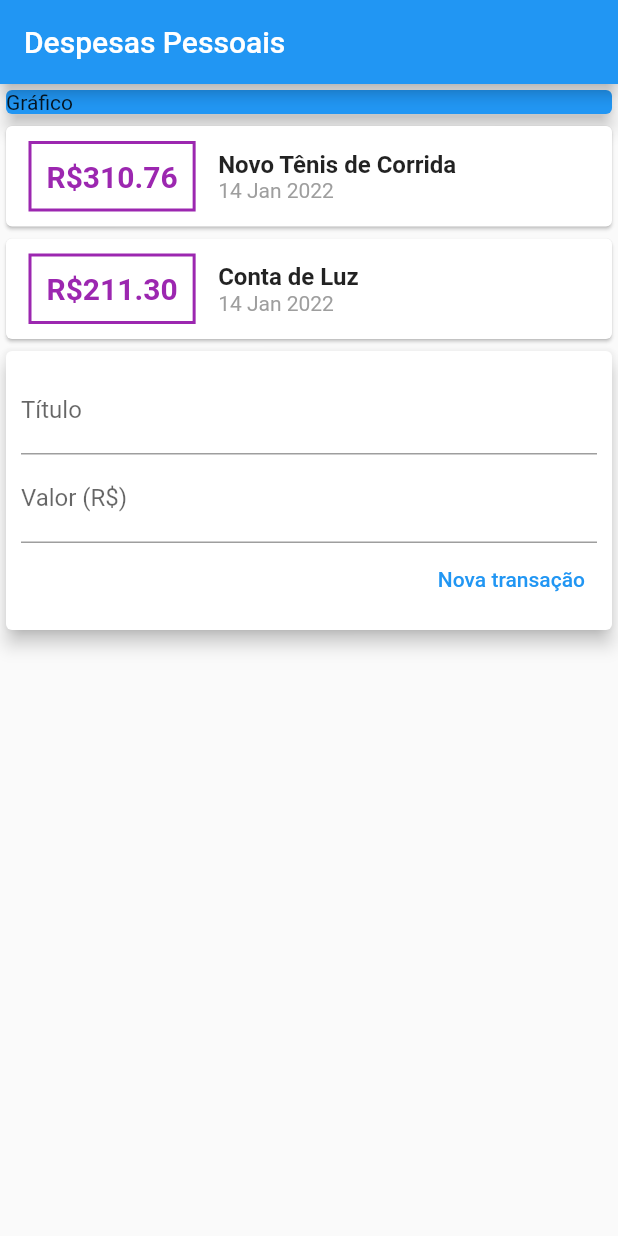
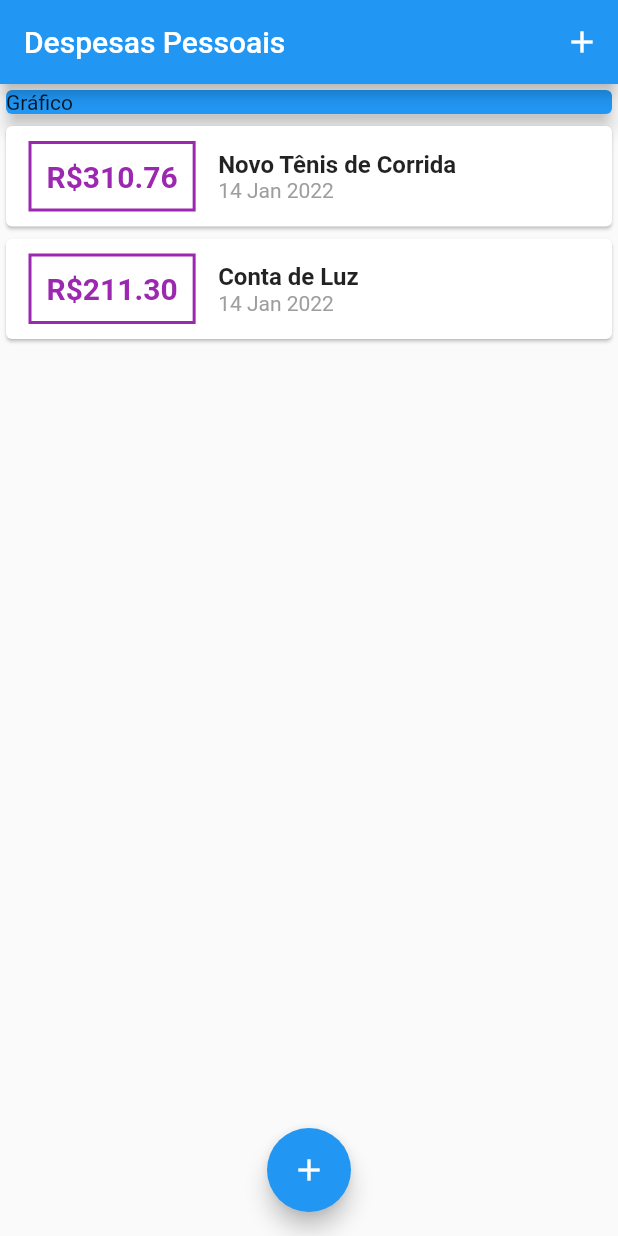
Before and after one commit to Jeaan2/expensesApp, a Flutter app: the screen it shows after launch, on a phone screen of 412 x 824 dp. Run offline on Flutter 3.47's test engine with Material 2 defaults, Android fonts, the phone set to English and light mode, and no system bars.

Commit message:
feat: transforming form into bottom sheet modal + open modal buttons

```diff
--- /dev/null
+++ b/lib/components/transaction_list.dart
@@ -0,0 +1,60 @@
+import '../models/transaction.dart';
+import 'package:flutter/material.dart';
+import 'package:intl/intl.dart';
+
+class TransactionList extends StatelessWidget {
+  final List<Transaction> transactions;
+
+  TransactionList(this.transactions);
+
+  @override
+  Widget build(BuildContext context) {
+    return Container(
+      height: 300,
+      child: ListView.builder(
+        itemCount: transactions.length,
+        itemBuilder: (ctx, index) {
+          final tr = transactions[index];
+          return Card(
+            child: Row(
+              children: [
+                Container(
+                  margin:
+                      const EdgeInsets.symmetric(horizontal: 15, vertical: 10),
+                  decoration: BoxDecoration(
+                    border: Border.all(
+                      color: Colors.purple,
+                      width: 2,
+                    ),
+                  ),
+                  padding: const EdgeInsets.all(10),
+                  child: Text(
+                    'R\$${tr.value.toStringAsFixed(2)}',
+                    style: const TextStyle(
+                      fontWeight: FontWeight.bold,
+                      fontSize: 20,
+                      color: Colors.purple,
+                    ),
+                  ),
+                ),
+                Column(crossAxisAlignment: CrossAxisAlignment.start, children: [
+                  Text(
+                    tr.title,
+                    style: const TextStyle(
+                      fontSize: 16,
+                      fontWeight: FontWeight.bold,
+                    ),
+                  ),
+                  Text(
+                    DateFormat('d MMM y').format(tr.date),
+                    style: const TextStyle(color: Colors.grey),
+                  ),
+                ])
+              ],
+            ),
+          );
+        },
+      ),
+    );
+  }
+}
--- a/lib/main.dart
+++ b/lib/main.dart
@@ -1,6 +1,9 @@
+import 'dart:math';
+
+import 'package:expenses/components/transaction_list.dart';
 import 'package:expenses/models/transaction.dart';
 import 'package:flutter/material.dart';
-import 'package:intl/intl.dart';
+import 'package:expenses/components/transaction_form.dart';
 
 main() => runApp(ExpensesApp());
 
@@ -9,14 +12,18 @@ class ExpensesApp extends StatelessWidget {
 
   @override
   Widget build(BuildContext context) {
-    return MaterialApp(home: MyHomePage());
+    return MaterialApp(
+      home: MyHomePage(),
+    );
   }
 }
 
-class MyHomePage extends StatelessWidget {
-  final titleController = TextEditingController();
-  final valueController = TextEditingController();
+class MyHomePage extends StatefulWidget {
+  @override
+  State<MyHomePage> createState() => _MyHomePageState();
+}
 
+class _MyHomePageState extends State<MyHomePage> {
   final _transactions = [
     Transaction(
         id: '1',
@@ -31,13 +38,39 @@ class MyHomePage extends StatelessWidget {
     ),
   ];
 
+  _addTransaction(String title, double value) {
+    final newTransaction = Transaction(
+      id: Random().nextDouble().toString(),
+      title: title,
+      value: value,
+      date: DateTime.now(),
+    );
+
+    setState(() {
+      _transactions.add(newTransaction);
+    });
+
+    Navigator.of(context).pop();
+  }
+
+  _openTransactionFormModal(BuildContext context) {
+    showModalBottomSheet(
+        context: context,
+        builder: (_) {
+          return TransactionForm(_addTransaction);
+        });
+  }
+
   @override
   Widget build(BuildContext context) {
     return Scaffold(
-      appBar: AppBar(
-        title: const Text('Despesas Pessoais'),
-      ),
-      body: Column(
+      appBar: AppBar(title: const Text('Despesas Pessoais'), actions: [
+        IconButton(
+            onPressed: () => _openTransactionFormModal(context),
+            icon: const Icon(Icons.add)),
+      ]),
+      body: SingleChildScrollView(
+        child: Column(
           crossAxisAlignment: CrossAxisAlignment.stretch,
           children: <Widget>[
             Container(
@@ -46,79 +79,15 @@ class MyHomePage extends StatelessWidget {
               child: Text('Gráfico'),
               elevation: 5,
             )),
-          Column(
-            children: _transactions.map((tr) {
-              return Card(
-                child: Row(
-                  children: [
-                    Container(
-                      margin: const EdgeInsets.symmetric(
-                          horizontal: 15, vertical: 10),
-                      decoration: BoxDecoration(
-                        border: Border.all(
-                          color: Colors.purple,
-                          width: 2,
+            TransactionList(_transactions),
+          ],
         ),
       ),
-                      padding: const EdgeInsets.all(10),
-                      child: Text(
-                        'R\$${tr.value.toStringAsFixed(2)}',
-                        style: const TextStyle(
-                          fontWeight: FontWeight.bold,
-                          fontSize: 20,
-                          color: Colors.purple,
+      floatingActionButton: FloatingActionButton(
+        child: Icon(Icons.add),
+        onPressed: () => _openTransactionFormModal(context),
       ),
-                      ),
-                    ),
-                    Column(
-                        crossAxisAlignment: CrossAxisAlignment.start,
-                        children: [
-                          Text(
-                            tr.title,
-                            style: const TextStyle(
-                              fontSize: 16,
-                              fontWeight: FontWeight.bold,
-                            ),
-                          ),
-                          Text(
-                            DateFormat('d MMM y').format(tr.date),
-                            style: const TextStyle(color: Colors.grey),
-                          ),
-                        ])
-                  ],
-                ),
-              );
-            }).toList(),
-          ),
-          Card(
-              elevation: 5,
-              child: Padding(
-                padding: const EdgeInsets.all(10),
-                child: Column(children: <Widget>[
-                  TextField(
-                      controller: titleController,
-                      decoration: const InputDecoration(
-                        labelText: 'Título',
-                      )),
-                  TextField(
-                    controller: valueController,
-                    decoration: const InputDecoration(
-                      labelText: 'Valor (R\$)',
-                    ),
-                  ),
-                  Row(
-                    mainAxisAlignment: MainAxisAlignment.end,
-                    children: [
-                      TextButton(
-                        onPressed: () => {},
-                        child: const Text('Nova transação'),
-                      ),
-                    ],
-                  )
-                ]),
-              ))
-        ],
-      ),
+      floatingActionButtonLocation: FloatingActionButtonLocation.centerFloat,
     );
   }
 }
```
Also changed, not shown: lib/components/transaction_form.dart (added, +62 -0 lines). Lines whose indentation alone changed are shown as unchanged.
